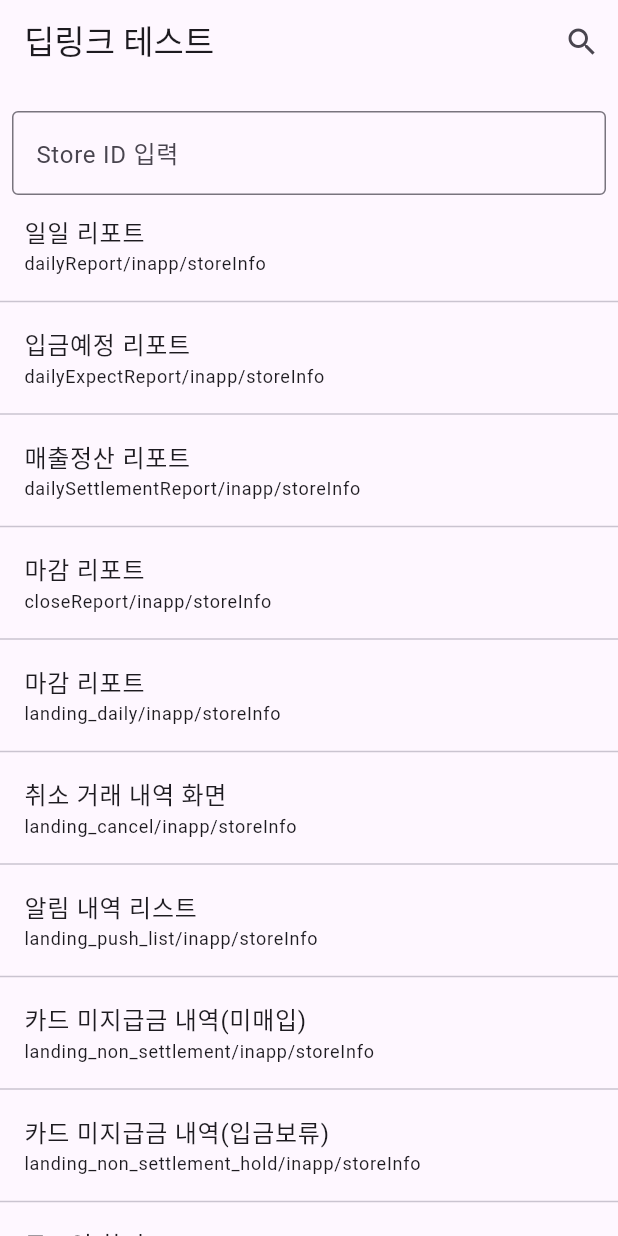
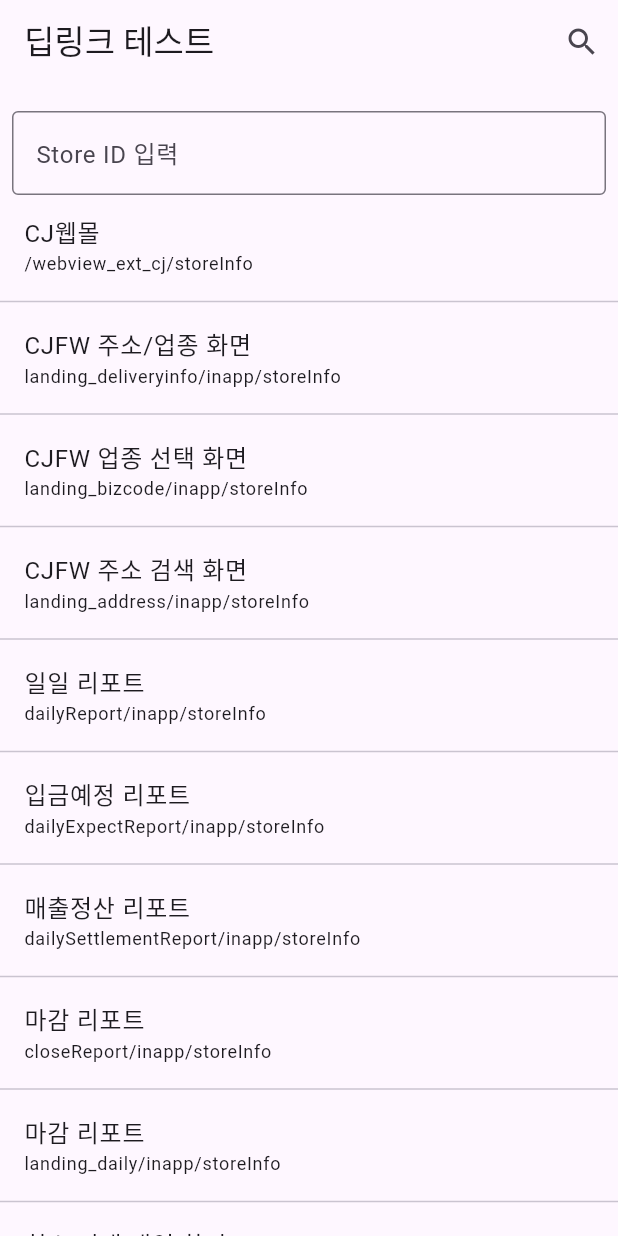
Before and after one commit to MrSohnBit/flutter_app_link, a Flutter app: the screen it shows after launch, on a phone screen of 412 x 824 dp. Run offline on Flutter 3.47's test engine with Material 3 defaults, Android fonts, the phone set to English and light mode, and no system bars.

Commit message:
링크 메뉴 몇개 추가

```diff
--- a/lib/deep_link.dart
+++ b/lib/deep_link.dart
@@ -74,6 +74,16 @@ String LANDING_WEB_AS = "landing_web_as";                           //  AS 문
 
 List<DeepLink> getDeepLinkDatas() {
   return [
+    // DeepLink("마감 리포트", FCM_PUSH_TYPE_CLOSED, FCM_LANDING_TYPE_IN_APP, "", "0", "0"),
+    // DeepLink("일일 리포트", FCM_PUSH_TYPE_DAILY, FCM_LANDING_TYPE_IN_APP, "", "0", "0"),
+    // DeepLink("입금예정금액 리포트", FCM_PUSH_TYPE_DAILY_EXPECT, FCM_LANDING_TYPE_IN_APP, "", "0", "0"),
+    // DeepLink("매출 정산 리포트", FCM_PUSH_TYPE_DAILY_SETTLEMENT, FCM_LANDING_TYPE_IN_APP, "", "0", "0"),
+
+    DeepLink("CJ웹몰", FCM_PUSH_TYPE_STORE_INFO, FCM_LANDING_TYPE_WEBVIEW_EXT_CJ, "", "0", "0"),
+    DeepLink("CJFW 주소/업종 화면", FCM_PUSH_TYPE_STORE_INFO, FCM_LANDING_TYPE_IN_APP, LANDING_DELIVERYINFO, "0", "0"),
+    DeepLink("CJFW 업종 선택 화면", FCM_PUSH_TYPE_STORE_INFO, FCM_LANDING_TYPE_IN_APP, LANDING_BIZCODE, "0", "0"),
+    DeepLink("CJFW 주소 검색 화면", FCM_PUSH_TYPE_STORE_INFO, FCM_LANDING_TYPE_IN_APP, LANDING_ADDRESS, "0", "0"),
+
     DeepLink("일일 리포트", FCM_PUSH_TYPE_STORE_INFO, FCM_LANDING_TYPE_IN_APP, LANDING_DAILY_REPORT, "0", "0"),
     DeepLink("입금예정 리포트", FCM_PUSH_TYPE_STORE_INFO, FCM_LANDING_TYPE_IN_APP, LANDING_DAILY_EXPECT_REPORT, "0", "0"),
     DeepLink("매출정산 리포트", FCM_PUSH_TYPE_STORE_INFO, FCM_LANDING_TYPE_IN_APP, LANDING_DAILY_SETTLEMENT_REPORT, "0", "0"),
@@ -111,10 +121,7 @@ List<DeepLink> getDeepLinkDatas() {
     DeepLink("새로오픈한매장", FCM_PUSH_TYPE_STORE_INFO, FCM_LANDING_TYPE_IN_APP, LANDING_NEW_STORE, "0", "0"),
 
 
-    DeepLink("CJFW 주소/업종 화면", FCM_PUSH_TYPE_STORE_INFO, FCM_LANDING_TYPE_IN_APP, LANDING_DELIVERYINFO, "0", "0"),
-    DeepLink("CJFW 업종 선택 화면", FCM_PUSH_TYPE_STORE_INFO, FCM_LANDING_TYPE_IN_APP, LANDING_BIZCODE, "0", "0"),
-    DeepLink("CJFW 주소 검색 화면", FCM_PUSH_TYPE_STORE_INFO, FCM_LANDING_TYPE_IN_APP, LANDING_ADDRESS, "0", "0"),
-    DeepLink("AS 문의 웹페이지로 이동(landingType: inapp)", FCM_PUSH_TYPE_STORE_INFO, FCM_LANDING_TYPE_IN_APP, LANDING_WEB_AS, "0", "0"),
+    DeepLink("AS 문의", FCM_PUSH_TYPE_STORE_INFO, FCM_LANDING_TYPE_IN_APP, LANDING_WEB_AS, "0", "0"),
   ];
 }
 
--- a/lib/main.dart
+++ b/lib/main.dart
@@ -35,7 +35,7 @@ class _MyHomePageState extends State<MyHomePage> {
   final TextEditingController _searchController = TextEditingController();
 
   // StoreId 검색 기록
-  final TextEditingController _storeIdcontroller = TextEditingController();
+  TextEditingController _storeIdcontroller = TextEditingController();
   String _searchStoreIdText = '';
   bool _isSearchingStoreId = false;
 
@@ -149,6 +149,7 @@ class _MyHomePageState extends State<MyHomePage> {
               onTap: () {
                 _startSearchStoreId();
               },
+
             ),
           ),
 
@@ -173,12 +174,50 @@ class _MyHomePageState extends State<MyHomePage> {
             },
           )),
 
+          if (_isSearchingStoreId && _searchStoreIdHistory.isNotEmpty) ...[
+            Container(
+              color: const Color.fromARGB(100, 230, 168, 176),
+              child: Padding(
+                padding: const EdgeInsets.all(4.0),
+                child: Row(
+                  children: [
+                    const Text('StoreId 기록', style: TextStyle(fontSize: 16, fontWeight: FontWeight.bold)),
+                    const SizedBox(width: 10,),
+                    Expanded(
+                      child: SingleChildScrollView(
+                        scrollDirection: Axis.horizontal,
+                        child: Row(
+                          children: _searchStoreIdHistory.map((storeId) {
+                            return Padding(
+                              padding: const EdgeInsets.symmetric(horizontal: 4.0),
+                              child: ElevatedButton(
+                                onPressed: () {
+                                  _selectStoreIdHistory(storeId);
+                                },
+                                child: Text(storeId),
+                              ),
+                            );
+                          }).toList(),
+                        ),
+                      ),
+                    ),
+                    // IconButton(icon: const Icon(Icons.clear),
+                    //   onPressed: () {
+                    //
+                    // })
+                  ],
+                ),
+              ),
+            )
 
-          if (_isSearching && _searchHistory.isNotEmpty) ...[
+          ],
+
+          // if (_isSearching && _searchHistory.isNotEmpty) ...[
+          if (_searchHistory.isNotEmpty) ...[
             Container(
               color: const Color.fromARGB(100, 200, 230, 186),
               child: Padding(
-                padding: const EdgeInsets.all(8.0),
+                padding: const EdgeInsets.all(4.0),
                 child: Row(
                   children: [
                     const Text('검색기록', style: TextStyle(fontSize: 16, fontWeight: FontWeight.bold)),
@@ -211,43 +250,6 @@ class _MyHomePageState extends State<MyHomePage> {
             )
           ],
 
-          if (_isSearchingStoreId && _searchStoreIdHistory.isNotEmpty) ...[
-            Container(
-              color: const Color.fromARGB(100, 230, 168, 176),
-              child: Padding(
-                padding: const EdgeInsets.all(8.0),
-                child: Row(
-                  children: [
-                    const Text('StoreId 기록', style: TextStyle(fontSize: 16, fontWeight: FontWeight.bold)),
-                    const SizedBox(width: 10,),
-                    Expanded(
-                      child: SingleChildScrollView(
-                        scrollDirection: Axis.horizontal,
-                        child: Row(
-                          children: _searchStoreIdHistory.map((storeId) {
-                            return Padding(
-                              padding: const EdgeInsets.symmetric(horizontal: 4.0),
-                              child: ElevatedButton(
-                                onPressed: () {
-                                  _selectStoreIdHistory(storeId);
-                                },
-                                child: Text(storeId),
-                              ),
-                            );
-                          }).toList(),
-                        ),
-                      ),
-                    ),
-                    // IconButton(icon: const Icon(Icons.clear),
-                    //   onPressed: () {
-                    //
-                    // })
-                  ],
-                ),
-              ),
-            )
-
-          ],
 
         ],
       ),
--- a/memo.txt
+++ b/memo.txt
@@ -5,6 +5,7 @@ flutter build web --release --base-href="/flutter_app_link_web/"
 cd .\build\web
 git pull;git commit -a -m "modify";git push;
 
+flutter build web --release --base-href="/flutter_app_link_web/";cd .\build\web\;git commit -a -m "modify";git push;cd ../../
 
 * Windows PowerShell 업데이트 설치
 winget search Microsoft.PowerShell
```
